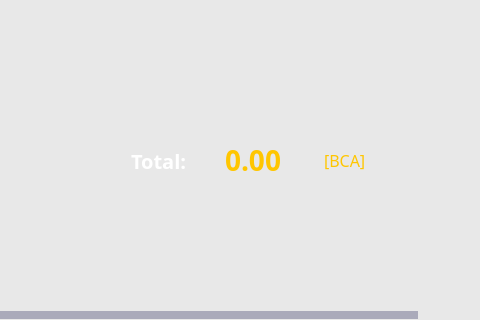
bitcoin-atom/bitcoin-atom, file src/qt/forms/overviewpage.ui: the form before one commit; both pictures show x 695 to 1175 and y 101 to 421 of the 1175 by 703 pixel window.
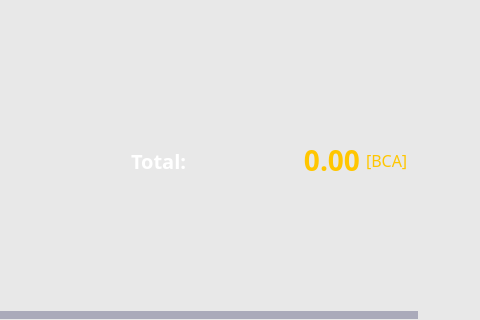
The form after the commit. Icons and pictures are not drawn.

Commit message: QT autoscale font size for fixed rect in value labels

Diff of the .ui file:
```diff
--- a/src/qt/forms/overviewpage.ui
+++ b/src/qt/forms/overviewpage.ui
@@ -873,7 +873,7 @@
              <item alignment="Qt::AlignBottom">
               <widget class="QLabel" name="label_7">
                <property name="sizePolicy">
-                <sizepolicy hsizetype="Minimum" vsizetype="Fixed">
+                <sizepolicy hsizetype="Fixed" vsizetype="Fixed">
                  <horstretch>0</horstretch>
                  <verstretch>0</verstretch>
                 </sizepolicy>
@@ -961,14 +961,14 @@
                 <bool>false</bool>
                </property>
                <property name="alignment">
-                <set>Qt::AlignLeading|Qt::AlignLeft|Qt::AlignVCenter</set>
+                <set>Qt::AlignRight|Qt::AlignTrailing|Qt::AlignVCenter</set>
                </property>
               </widget>
              </item>
              <item alignment="Qt::AlignBottom">
               <widget class="QLabel" name="label_8">
                <property name="sizePolicy">
-                <sizepolicy hsizetype="Minimum" vsizetype="Fixed">
+                <sizepolicy hsizetype="Fixed" vsizetype="Fixed">
                  <horstretch>0</horstretch>
                  <verstretch>0</verstretch>
                 </sizepolicy>
```
Left out of the diff: 4 changed lines with no effect on the pictures. The commit also changes 7 other files.
